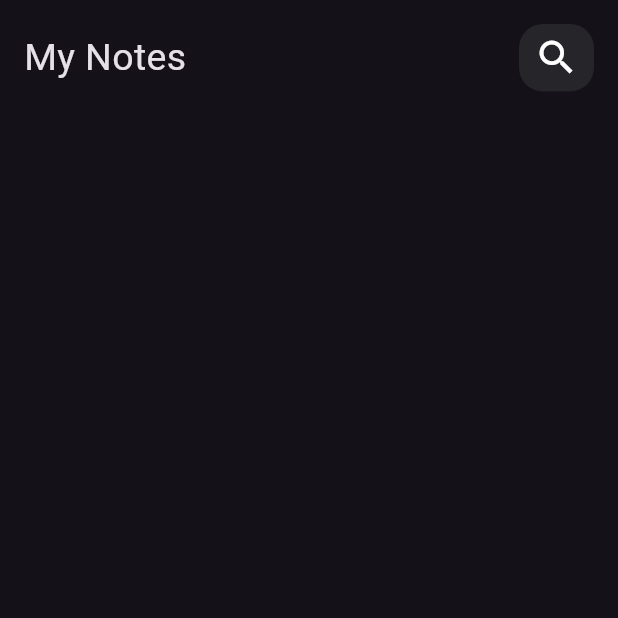
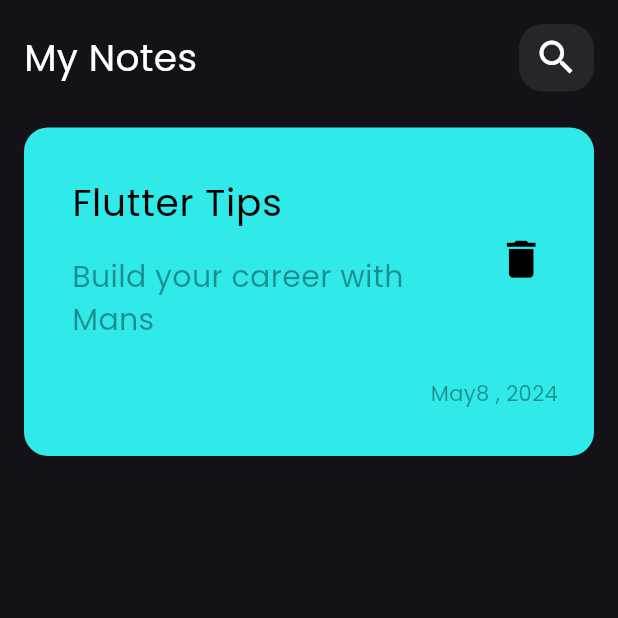
Before and after one commit to Mansourx83/Notes-App, a Flutter app: the screen it shows after launch, on a phone screen of 412 x 824 dp, the top half of it. Run offline on Flutter 3.47's test engine with Material 3 defaults, Android fonts, the phone set to English and light mode, and no system bars.

Commit message:
build custom note item

```diff
--- a/lib/main.dart
+++ b/lib/main.dart
@@ -12,6 +12,7 @@ class NotesApp extends StatelessWidget {
       debugShowCheckedModeBanner: false,
       theme: ThemeData(
         brightness: Brightness.dark,
+        fontFamily: 'Poppins',
       ),
       home: NotesView(),
     );
--- a/lib/views/widgets/custom_app_bar.dart
+++ b/lib/views/widgets/custom_app_bar.dart
@@ -15,6 +15,7 @@ class CustomAppBar extends StatelessWidget {
           'My Notes',
           style: TextStyle(
             fontSize: 25,
+            color: Colors.white,
           ),
         ),
         SearchIcon(),
--- /dev/null
+++ b/lib/views/widgets/custom_note_item.dart
@@ -0,0 +1,60 @@
+import 'package:flutter/material.dart';
+
+class NoteItem extends StatelessWidget {
+  const NoteItem({
+    super.key,
+  });
+
+  @override
+  Widget build(BuildContext context) {
+    return Container(
+      padding: EdgeInsets.fromLTRB(16, 24, 0, 24),
+      decoration: BoxDecoration(
+        color: const Color.fromARGB(255, 48, 234, 234),
+        borderRadius: BorderRadius.circular(16),
+      ),
+      child: Column(
+        crossAxisAlignment: CrossAxisAlignment.end,
+        children: [
+          ListTile(
+            title: Text(
+              'Flutter Tips',
+              style: TextStyle(
+                fontSize: 25,
+                color: Colors.black,
+              ),
+            ),
+            subtitle: Padding(
+              padding: const EdgeInsets.only(top: 16),
+              child: Text(
+                'Build your career with Mans',
+                style: TextStyle(
+                  fontSize: 20,
+                  color: Colors.black.withOpacity(0.4),
+                ),
+              ),
+            ),
+            trailing: IconButton(
+              onPressed: () {},
+              icon: Icon(
+                Icons.delete,
+                color: Colors.black,
+                size: 33,
+              ),
+            ),
+          ),
+          Padding(
+            padding: const EdgeInsets.only(right: 24, top: 16, bottom: 8),
+            child: Text(
+              'May8 , 2024',
+              style: TextStyle(
+                color: Colors.black.withOpacity(0.4),
+                fontSize: 14,
+              ),
+            ),
+          )
+        ],
+      ),
+    );
+  }
+}
--- a/lib/views/widgets/notes_view_body.dart
+++ b/lib/views/widgets/notes_view_body.dart
@@ -1,15 +1,21 @@
 import 'package:flutter/material.dart';
 import 'package:notes_app/views/widgets/custom_app_bar.dart';
-import 'package:notes_app/views/widgets/search_icon.dart';
+import 'package:notes_app/views/widgets/custom_note_item.dart';
 
 class NotesViewBody extends StatelessWidget {
   @override
   Widget build(BuildContext context) {
-    return const SafeArea(
+    return SafeArea(
       child: Padding(
-        padding: EdgeInsets.all(16),
+        padding: const EdgeInsets.all(16),
         child: Column(
-          children: [CustomAppBar()],
+          children: [
+            const CustomAppBar(),
+            const SizedBox(
+              height: 24,
+            ),
+            NoteItem(),
+          ],
         ),
       ),
     );
```
Also changed, not shown: pubspec.yaml (+5 -11 lines), assets/fonts/Poppins-Regular.ttf (added).
